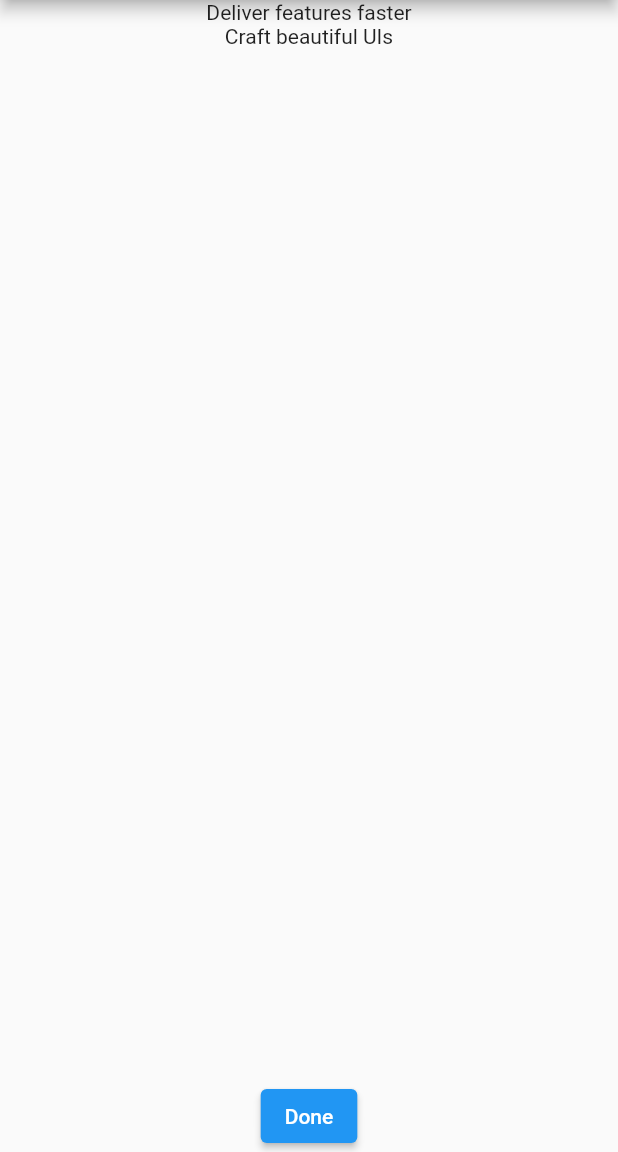
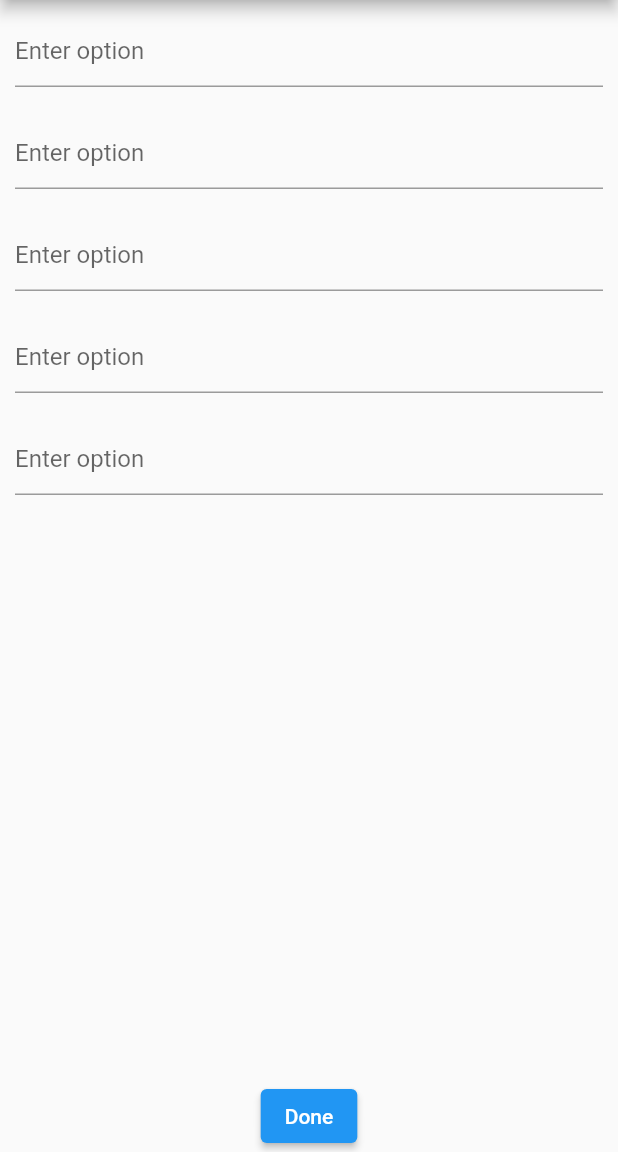
Before and after one commit to wangzhenyan12/wheel_cool_app, a Flutter app: the screen it shows after launch, after a tap on "Done", on a phone screen of 412 x 824 dp, the part 84-1236 px from its top. Run offline on Flutter 3.47's test engine with Material 2 defaults, Android fonts, the phone set to English and light mode, and no system bars.

Commit message:
Draft setup screen
Signed-off-by: Zhenyan Jason Wang <wangzhenyan12@hotmail.com>

```diff
--- a/lib/screens/setup.dart
+++ b/lib/screens/setup.dart
@@ -1,6 +1,50 @@
 import 'package:flutter/material.dart';
 
-class SetupScreen extends StatelessWidget {
+class SetupScreen extends StatefulWidget {
+  @override
+  State<SetupScreen> createState() => _SetupWidgetState();
+}
+
+class _SetupWidgetState extends State<SetupScreen> {
+  final GlobalKey<FormState> _formKey = GlobalKey<FormState>();
+  var _textEditingControllersList = List<TextEditingController>();
+  var _textFormFieldsList = List<Widget>();
+  static const int _itemsNumber = 5;
+
+  @override
+  void initState() {
+    super.initState();
+    for (var i = 0; i < _itemsNumber; i++) {
+      _textEditingControllersList.add(TextEditingController());
+      _textFormFieldsList.add(
+        Container(
+            padding: const EdgeInsets.all(10.0),
+            child: TextFormField(
+              controller: _textEditingControllersList[i],
+              decoration: const InputDecoration(
+                hintText: "Enter option",
+              ),
+              validator: (String value) {
+                if (value == null || value.isEmpty) {
+                  return 'Please enter some text';
+                }
+                return null;
+              },
+            )),
+      );
+    }
+  }
+
+  @override
+  void dispose() {
+    for (var i = 0; i < _itemsNumber; i++) {
+      _textEditingControllersList[i].dispose();
+    }
+    _textEditingControllersList.clear();
+    _textFormFieldsList.clear();
+    super.dispose();
+  }
+
   @override
   Widget build(BuildContext context) {
     return Scaffold(
@@ -8,16 +52,18 @@ class SetupScreen extends StatelessWidget {
         title: Text('The Wheely Cool App',
             style: Theme.of(context).textTheme.headline1),
       ),
-      body: Center(
-        child: Column(
-          children: [
-            Text('Deliver features faster'),
-            Text('Craft beautiful UIs'),
-          ],
+      body: Form(
+        key: _formKey,
+        child: ListView(
+          children: _textFormFieldsList,
         ),
       ),
       floatingActionButton: ElevatedButton(
-        onPressed: () {},
+        onPressed: () {
+          for (var controller in _textEditingControllersList) {
+            debugPrint(controller.text);
+          }
+        },
         child: const Text('Done'),
       ),
       floatingActionButtonLocation: FloatingActionButtonLocation.centerDocked,
```
